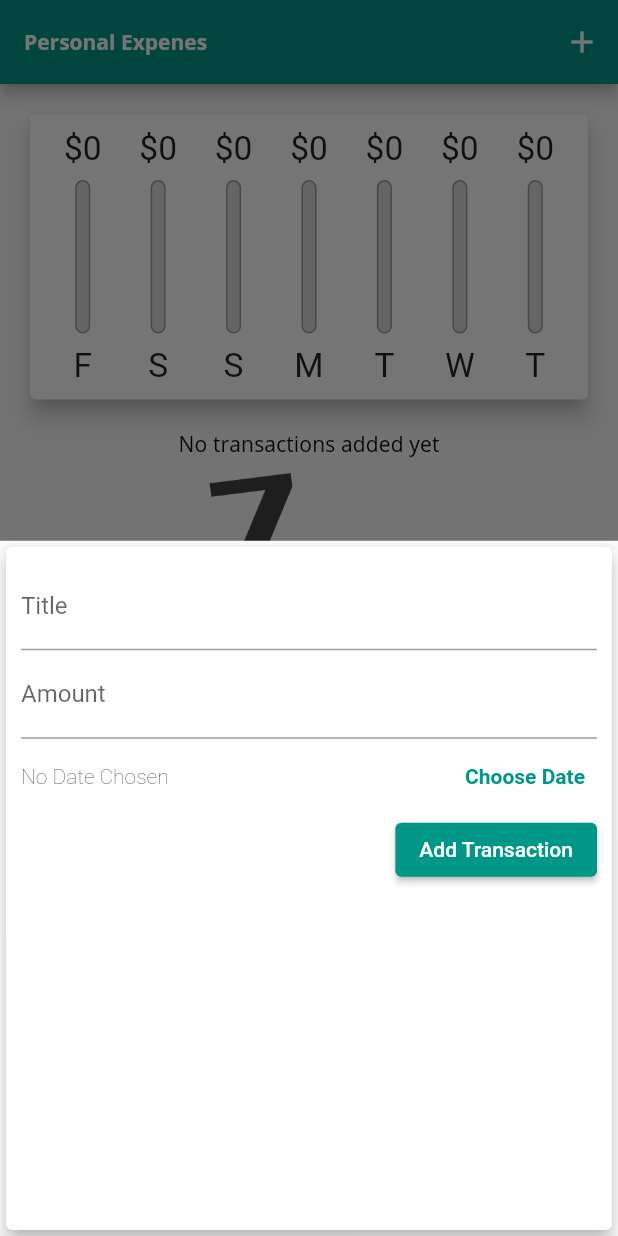
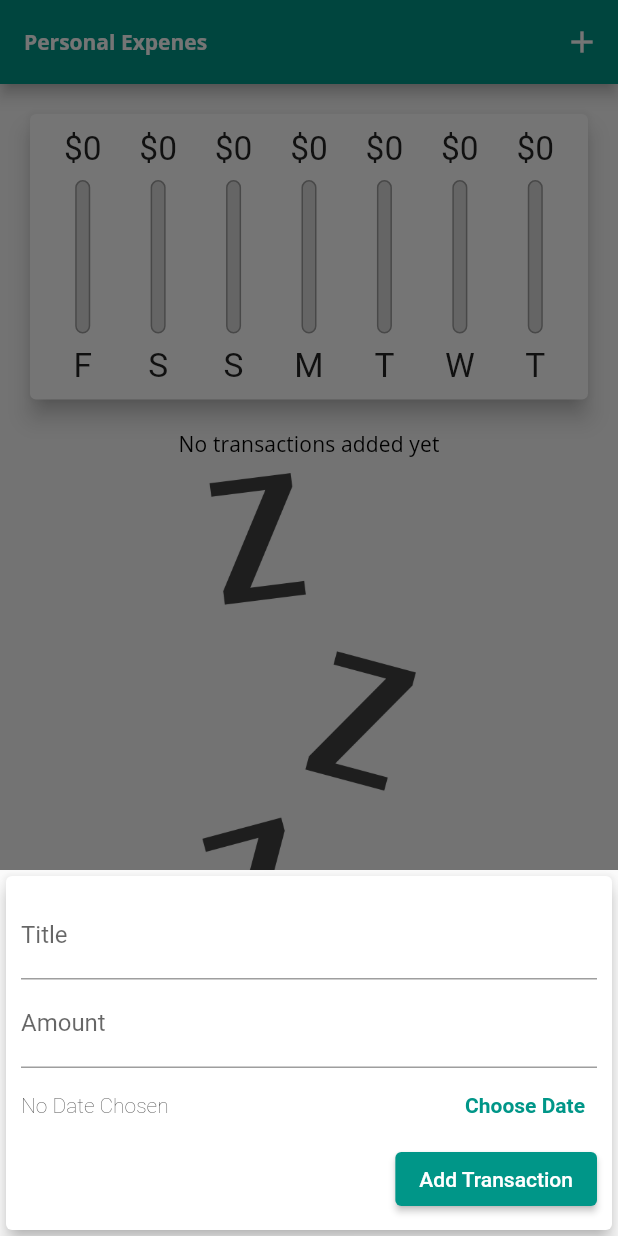
Before and after one commit to ShinaOdukoya/expenses_app, a Flutter app: the screen it shows after launch, after a tap on the "add" icon, on a phone screen of 412 x 824 dp. Run offline on Flutter 3.47's test engine with Material 2 defaults, Android fonts, the phone set to English and light mode, and no system bars.

Commit message:
Designing app for both android and ios. Using Cupertino

```diff
--- a/lib/main.dart
+++ b/lib/main.dart
@@ -1,5 +1,7 @@
-import 'dart:ffi';
+import 'dart:io';
+// import 'dart:ffi';
 
+import 'package:flutter/cupertino.dart';
 import 'package:flutter/material.dart';
 import 'package:flutter/services.dart';
 import './widgets/transaction_list.dart';
@@ -30,8 +32,8 @@ class MyApp extends StatelessWidget {
     return MaterialApp(
       title: 'Personal Expenses',
       theme: ThemeData(
-        // primarySwatch: Colors.teal,
-        // accentColor: Colors.grey,
+        primarySwatch: Colors.teal,
+        accentColor: Colors.grey,
         fontFamily: 'QuickSand',
         textTheme: ThemeData.light().textTheme.copyWith(
               titleSmall: const TextStyle(
@@ -50,8 +52,8 @@ class MyApp extends StatelessWidget {
             // fontStyle: FontStyle.italic,
           ),
         ),
-        colorScheme: ColorScheme.fromSwatch(primarySwatch: Colors.teal)
-            .copyWith(secondary: Colors.grey),
+        // colorScheme: ColorScheme.fromSwatch(primarySwatch: Colors.teal)
+        //     .copyWith(secondary: Colors.grey),
       ),
       // home: const MyHomePage(title: 'Flutter Demo Home Page'),
       home: MyHomePage(),
@@ -160,9 +162,25 @@ class _MyHomePageState extends State<MyHomePage> {
 
   @override
   Widget build(BuildContext context) {
-    final isLandscape =
-        MediaQuery.of(context).orientation == Orientation.landscape;
-    final appBar = AppBar(
+    final mediaQuery = MediaQuery.of(context);
+    final isLandscape = mediaQuery.orientation == Orientation.landscape;
+    final dynamic appBar = Platform.isIOS
+        ? CupertinoNavigationBar(
+            middle: const Text('Personal Expense'),
+            trailing: Row(
+              /**Cos the Row took all the
+               * available space. Had to
+               * reduce
+              */
+              mainAxisSize: MainAxisSize.min,
+              children: [
+                GestureDetector(
+                  child: const Icon(CupertinoIcons.add),
+                  onTap: () => _startAddNewTransaction(context),
+                )
+              ],
+            ))
+        : AppBar(
             title: const Text(
               'Personal Expenes',
             ),
@@ -177,16 +195,15 @@ class _MyHomePageState extends State<MyHomePage> {
           );
 
     final txListWidget = SizedBox(
-      height: (MediaQuery.of(context).size.height -
-              MediaQuery.of(context).padding.top -
+      height: (mediaQuery.size.height -
+              mediaQuery.padding.top -
               appBar.preferredSize.height) *
           0.7,
       child: TransactionList(_userTransactions, _deleteTransaction),
     );
 
-    return Scaffold(
-      appBar: appBar,
-      body: SingleChildScrollView(
+    final pageBody = SafeArea(
+      child: SingleChildScrollView(
         child: Column(
           // mainAxisAlignment: MainAxisAlignment.spaceAround,
           //crossAxisAlignment: CrossAxisAlignment.center,
@@ -196,7 +213,8 @@ class _MyHomePageState extends State<MyHomePage> {
                 mainAxisAlignment: MainAxisAlignment.center,
                 children: [
                   const Text('Show Chart'),
-                  Switch(
+                  Switch.adaptive(
+                      activeColor: Theme.of(context).accentColor,
                       value: _showChart,
                       onChanged: (val) {
                         setState(() {
@@ -215,8 +233,8 @@ class _MyHomePageState extends State<MyHomePage> {
             // ),
             if (!isLandscape)
               SizedBox(
-                height: (MediaQuery.of(context).size.height -
-                        MediaQuery.of(context).padding.top -
+                height: (mediaQuery.size.height -
+                        mediaQuery.padding.top -
                         appBar.preferredSize.height) *
                     0.3, //0.3
                 child: Chart(_recenTransaction),
@@ -225,8 +243,8 @@ class _MyHomePageState extends State<MyHomePage> {
             if (isLandscape)
               _showChart
                   ? SizedBox(
-                      height: (MediaQuery.of(context).size.height -
-                              MediaQuery.of(context).padding.top -
+                      height: (mediaQuery.size.height -
+                              mediaQuery.padding.top -
                               appBar.preferredSize.height) *
                           0.7, //0.3
                       child: Chart(_recenTransaction),
@@ -237,8 +255,21 @@ class _MyHomePageState extends State<MyHomePage> {
           ],
         ),
       ),
-      floatingActionButtonLocation: FloatingActionButtonLocation.centerFloat,
-      floatingActionButton: FloatingActionButton.small(
+    );
+
+    return Platform.isIOS
+        ? CupertinoPageScaffold(
+            navigationBar: appBar,
+            child: pageBody,
+          )
+        : Scaffold(
+            appBar: appBar,
+            body: pageBody,
+            floatingActionButtonLocation:
+                FloatingActionButtonLocation.centerFloat,
+            floatingActionButton: Platform.isIOS
+                ? const SizedBox()
+                : FloatingActionButton.small(
                     onPressed: () => _startAddNewTransaction(context),
                     child: const Icon(
                       Icons.add,
--- a/lib/widgets/new_transaction.dart
+++ b/lib/widgets/new_transaction.dart
@@ -73,8 +73,22 @@ class _NewTransactionState extends State<NewTransaction> {
   Widget build(BuildContext context) {
     return Card(
       elevation: 5,
+      child: SingleChildScrollView(
         child: Container(
-        padding: const EdgeInsets.all(10),
+          padding: EdgeInsets.only(
+            top: 10,
+            left: 10,
+            right: 10,
+            /**To address softkeyboard in
+             * landscape mode or on
+             * smaller devices.
+             * Also, wrapping the container
+             * with SingleChildScrollView
+             * cos BottomSheet has fixed
+             * size
+             */
+            bottom: MediaQuery.of(context).viewInsets.bottom + 10,
+          ),
           child: Column(crossAxisAlignment: CrossAxisAlignment.end, children: [
             TextField(
               decoration: const InputDecoration(
@@ -147,6 +161,7 @@ class _NewTransactionState extends State<NewTransaction> {
             ),
           ]),
         ),
+      ),
     );
   }
 }
--- a/lib/widgets/transaction_list.dart
+++ b/lib/widgets/transaction_list.dart
@@ -79,11 +79,27 @@ class TransactionList extends StatelessWidget {
                         DateFormat.yMMMMd().format(transactions[index].date),
                         style: const TextStyle(fontSize: 9),
                       ),
-                      trailing: IconButton(
-                        icon: const Icon(Icons.delete),
-                        color: Theme.of(context).errorColor,
-                        onPressed: () => deleteTx(transactions[index].id),
-                      ),
+                      trailing: MediaQuery.of(context).size.width > 420
+                          /**The condition is for displaying
+                       * depending on type of screen
+                       * rather than orientation
+                       */
+                          ? TextButton.icon(
+                              onPressed: () {},
+                              icon: const Icon(Icons.delete),
+                              label: const Text(
+                                'Delete',
+                                style: TextStyle(
+                                  fontSize: 8,
+                                  fontWeight: FontWeight.w200,
+                                ),
+                              ),
+                            )
+                          : IconButton(
+                              icon: const Icon(Icons.delete),
+                              color: Theme.of(context).errorColor,
+                              onPressed: () => deleteTx(transactions[index].id),
+                            ),
                     ),
                   );
                 },
```
Lines whose indentation alone changed are shown as unchanged.
